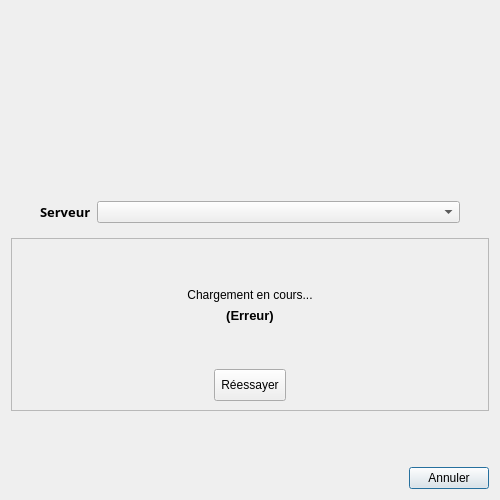
Old version of the form client/src/dialogs/WebLoginDialog.ui in the repository introlab/openteraplus.
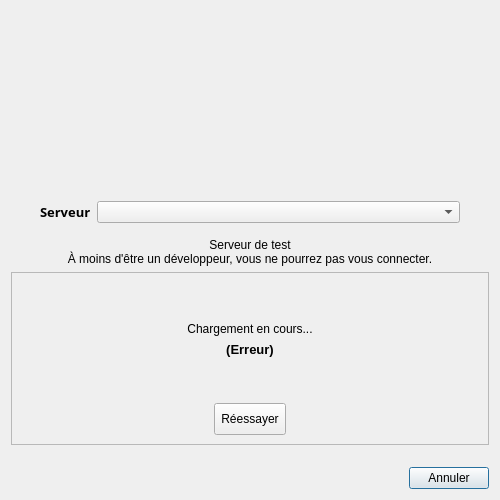
New version of the form. Icons and pictures are not drawn. Custom widgets are drawn as their Qt base class.

Commit message: Refs #95. Added warning if connecting to local server

What changed in the file:
```diff
--- a/client/src/dialogs/WebLoginDialog.ui
+++ b/client/src/dialogs/WebLoginDialog.ui
@@ -138,6 +138,23 @@
      </layout>
     </widget>
    </item>
+   <item>
+    <widget class="QLabel" name="lblWarning">
+     <property name="text">
+      <string>Serveur de test
+À moins d'être un développeur, vous ne pourrez pas vous connecter.</string>
+     </property>
+     <property name="scaledContents">
+      <bool>false</bool>
+     </property>
+     <property name="alignment">
+      <set>Qt::AlignmentFlag::AlignCenter</set>
+     </property>
+     <property name="wordWrap">
+      <bool>true</bool>
+     </property>
+    </widget>
+   </item>
    <item>
     <widget class="QFrame" name="frameLoginMessages">
      <property name="sizePolicy">
```
The commit also changes 2 other files.
